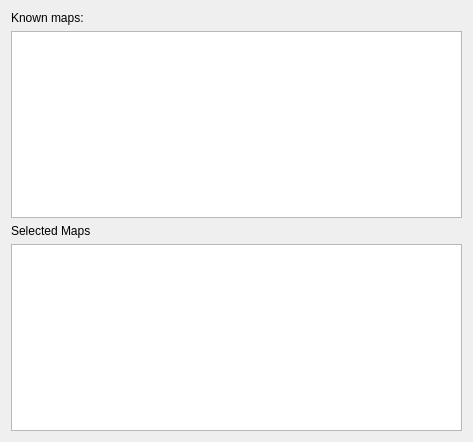
This is src/IMapToolWidget.ui in ntruchsess/QLandkarteGT as Qt 5 draws it before an edit. The edited form follows.
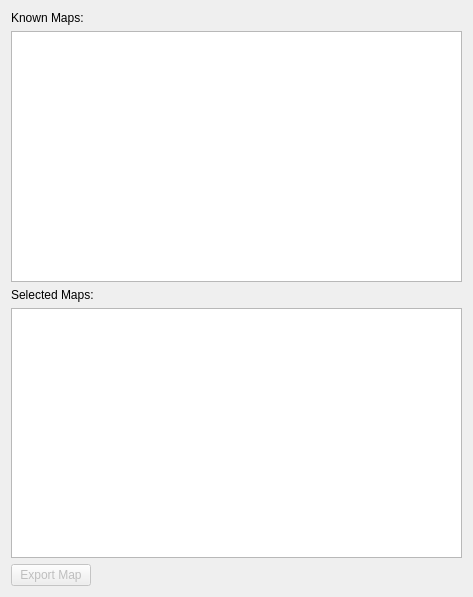
This is the edited form.

Patch:
```diff
--- a/src/IMapToolWidget.ui
+++ b/src/IMapToolWidget.ui
@@ -6,7 +6,7 @@
     <x>0</x>
     <y>0</y>
     <width>473</width>
-    <height>442</height>
+    <height>597</height>
    </rect>
   </property>
   <property name="windowTitle" >
@@ -16,7 +16,7 @@
    <item>
     <widget class="QLabel" name="label" >
      <property name="text" >
-      <string>Known maps:</string>
+      <string>Known Maps:</string>
      </property>
     </widget>
    </item>
@@ -33,12 +33,46 @@
    <item>
     <widget class="QLabel" name="label_2" >
      <property name="text" >
-      <string>Selected Maps</string>
+      <string>Selected Maps:</string>
      </property>
     </widget>
    </item>
    <item>
-    <widget class="QListWidget" name="listSelectedMaps" />
+    <widget class="QListWidget" name="listSelectedMaps" >
+     <property name="contextMenuPolicy" >
+      <enum>Qt::CustomContextMenu</enum>
+     </property>
+     <property name="selectionMode" >
+      <enum>QAbstractItemView::SingleSelection</enum>
+     </property>
+    </widget>
+   </item>
+   <item>
+    <layout class="QHBoxLayout" >
+     <item>
+      <widget class="QPushButton" name="pushExportMap" >
+       <property name="enabled" >
+        <bool>false</bool>
+       </property>
+       <property name="text" >
+        <string>Export Map</string>
+       </property>
+      </widget>
+     </item>
+     <item>
+      <spacer>
+       <property name="orientation" >
+        <enum>Qt::Horizontal</enum>
+       </property>
+       <property name="sizeHint" >
+        <size>
+         <width>40</width>
+         <height>20</height>
+        </size>
+       </property>
+      </spacer>
+     </item>
+    </layout>
    </item>
   </layout>
  </widget>
```
